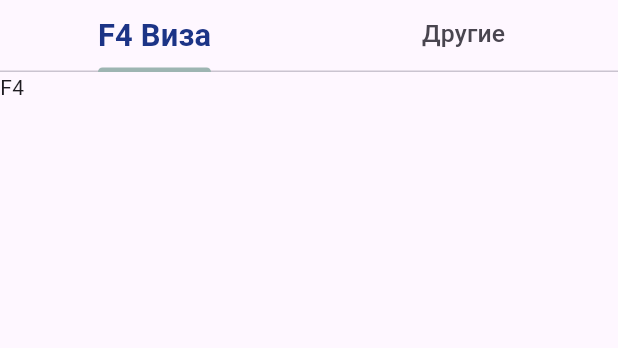
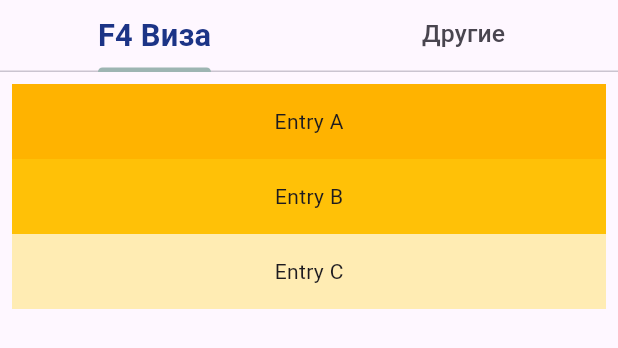
Before and after one commit to MarinaPak108/svoi, a Flutter app: the MyTapSections widget shown alone on an empty page, opened directly, on a phone screen of 412 x 824 dp. Shown: the top 348 px of the screen. Run offline on Flutter 3.47's test engine with Material 3 defaults, Android fonts, the phone set to English and light mode, and no system bars; our stand-ins replace drop_shadow_image, google_fonts, shared_preferences; accounts and stored records are empty; Roboto replaces fonts that are missing (Family Name).

Commit message:
added visa f4 list of items

```diff
--- a/lib/api/dto/login_dto.dart
+++ b/lib/api/dto/login_dto.dart
@@ -1,6 +1,3 @@
-import 'package:flutter/material.dart';
-import 'package:svoi/presentation/pages/login.dart';
-
 class LoginParameters {
   final String login;
   final String pwd;
--- /dev/null
+++ b/lib/api/dto/visa_dto.dart
@@ -0,0 +1,5 @@
+class VisaDto {
+  final String type;
+
+  VisaDto({required this.type});
+}
--- /dev/null
+++ b/lib/presentation/pages/visa/visa_data.dart
@@ -0,0 +1,44 @@
+import 'package:flutter/material.dart';
+import 'package:svoi/presentation/widgets/input.dart';
+
+class VisaData extends StatelessWidget {
+  const VisaData({super.key});
+
+  @override
+  Widget build(BuildContext context) {
+    return const _VisaData();
+  }
+}
+
+class _VisaData extends StatefulWidget {
+  const _VisaData();
+
+  @override
+  State<_VisaData> createState() => _VisaDataState();
+}
+
+class _VisaDataState extends State<_VisaData> {
+  @override
+  Widget build(BuildContext context) {
+    return ListView(
+      padding: const EdgeInsets.all(8),
+      children: <Widget>[
+        Container(
+          height: 50,
+          color: Colors.amber[600],
+          child: const Center(child: Text('Entry A')),
+        ),
+        Container(
+          height: 50,
+          color: Colors.amber[500],
+          child: const Center(child: Text('Entry B')),
+        ),
+        Container(
+          height: 50,
+          color: Colors.amber[100],
+          child: const Center(child: Text('Entry C')),
+        ),
+      ],
+    );
+  }
+}
--- a/lib/presentation/widgets/tap.dart
+++ b/lib/presentation/widgets/tap.dart
@@ -19,7 +19,7 @@ class MyTapSections extends StatelessWidget {
   @override
   Widget build(BuildContext context) {
     return DefaultTabController(
-      length: 3,
+      length: 2,
       child: Column(
         mainAxisSize: MainAxisSize.min,
         children: <Widget>[
```
Also changed, not shown: lib/presentation/pages/visa.dart (+5 -6 lines), lib/presentation/pages/visa/other_data.dart (added, +8 -0 lines), lib/presentation/pages/visa/personal_data.dart (added, +8 -0 lines).
